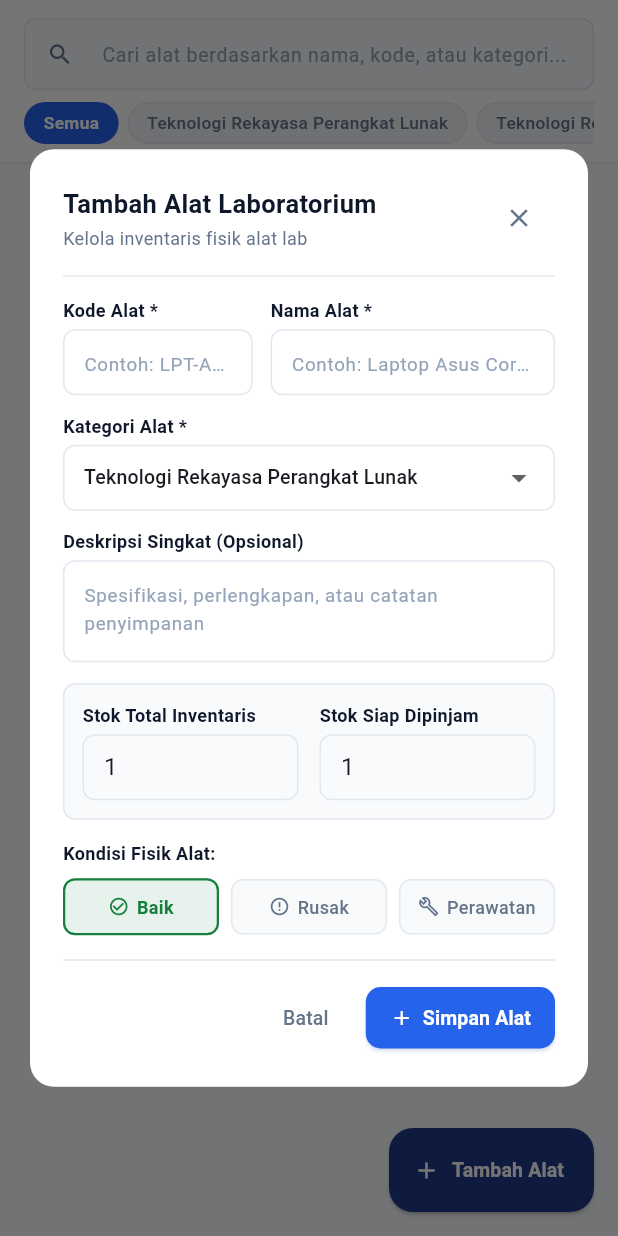
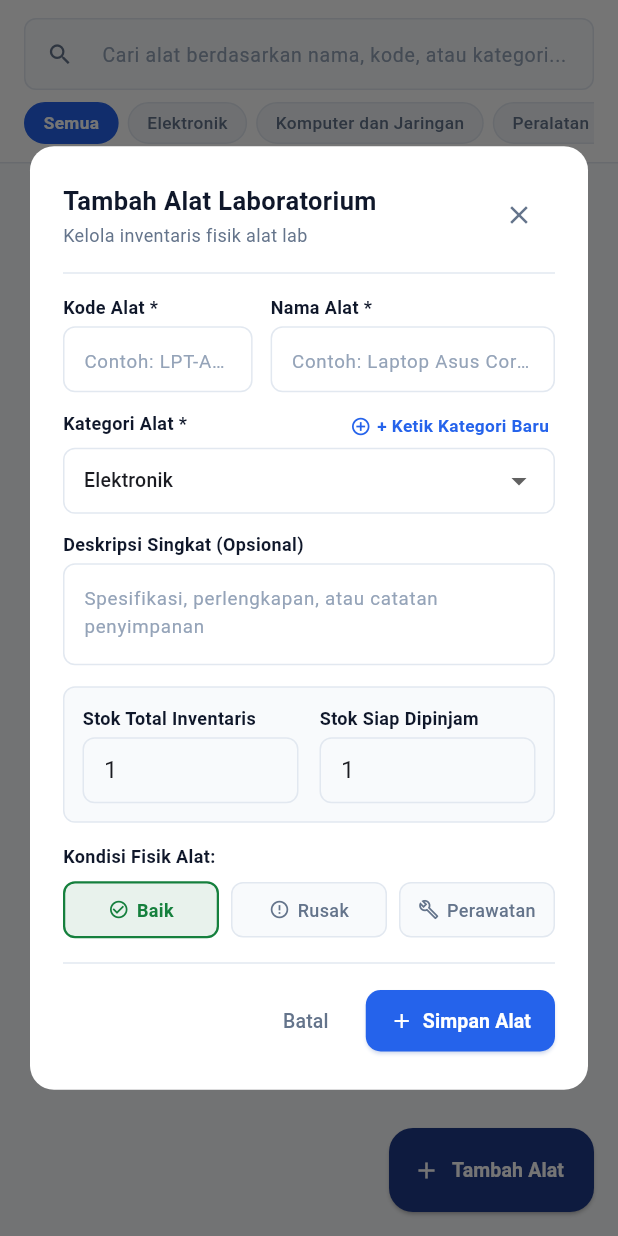
Before and after one commit to siskays12/SIPELA, a Flutter app: the AlatScreen screen opened directly, after a tap on "Semua", after a tap on "Tambah Alat Baru", on a phone screen of 412 x 824 dp. Run offline on Flutter 3.47's test engine with Material 3 defaults, Android fonts, the phone set to English and light mode, and no system bars; our stand-ins replace shared_preferences; accounts and stored records are empty; network calls fail.

Commit message:
feat: kategori alat baru dan fleksibel (bisa ketik baru), merge proses peminjaman, rename nav riwayat

```diff
--- a/lib/core/api_service.dart
+++ b/lib/core/api_service.dart
@@ -4,7 +4,7 @@ import 'package:http/http.dart' as http;
 import 'package:shared_preferences/shared_preferences.dart';
 
 const bool useMockData = false;
-const String baseUrl = 'http://10.10.12.206:8000';
+const String baseUrl = 'http://10.91.202.88:8000';
 
 class ApiService {
   // ─── Auth Storage ─────────────────────────────
@@ -67,6 +67,10 @@ class ApiService {
 
     final res = await http.post(
       Uri.parse('$baseUrl/login'),
+      headers: {
+        'Accept': 'application/json',
+        'ngrok-skip-browser-warning': 'true',
+      },
       body: {'username': username, 'password': password},
     );
     return _handleResponse(res);
@@ -282,14 +286,24 @@ class ApiService {
     final token = await getToken();
     return {
       'Content-Type': 'application/json',
+      'Accept': 'application/json',
+      'ngrok-skip-browser-warning': 'true',
       if (token != null) 'Authorization': 'Bearer $token',
     };
   }
 
   static Future<dynamic> _handleResponse(http.Response res) async {
-    final body = jsonDecode(utf8.decode(res.bodyBytes));
+    dynamic body;
+    try {
+      body = jsonDecode(utf8.decode(res.bodyBytes));
+    } catch (_) {
+      throw ApiException(
+        'Server mengembalikan HTML/Error (Status ${res.statusCode}). Pastikan port :8000 dan URL benar.',
+        res.statusCode,
+      );
+    }
     if (res.statusCode >= 200 && res.statusCode < 300) return body;
-    final msg = body['detail'] ?? 'Terjadi kesalahan';
+    final msg = body is Map ? (body['detail'] ?? 'Terjadi kesalahan') : 'Terjadi kesalahan';
     throw ApiException(msg.toString(), res.statusCode);
   }
 }
--- a/lib/screens/admin/alat_screen.dart
+++ b/lib/screens/admin/alat_screen.dart
@@ -18,18 +18,17 @@ class _AlatScreenState extends State<AlatScreen> {
   String _search = '';
   String _kategoriFilter = 'Semua';
 
-  final List<String> _kategoriList = [
-    'Semua',
-    'Teknologi Rekayasa Perangkat Lunak',
-    'Teknologi Rekayasa Pemeliharaan Alat Berat',
-    'Teknologi Rekayasa Logistik',
-    'Akuntansi Perpajakan',
-    'Bisnis Digital',
-    'Teknik Listrik',
-    'Teknik Elektronika',
-    'Teknik Mesin',
-    'Sarana Prasarana',
+  static const List<String> _defaultKategori = [
+    'Elektronik',
+    'Komputer dan Jaringan',
+    'Peralatan Praktikum',
+    'Audio Visual',
+    'Peralatan Presentasi',
+    'Peralatan Olahraga',
+    'Perlengkapan Kegiatan',
   ];
+
+  List<String> _kategoriList = List.from(_defaultKategori);
 
   @override
   void initState() {
@@ -43,6 +42,16 @@ class _AlatScreenState extends State<AlatScreen> {
       final data = await ApiService.get('/tools');
       final list = (data as List).map((e) => Tool.fromJson(e)).toList();
       _tools = list;
+
+      // Sinkronkan daftar kategori dengan database
+      final dynamicKategori = <String>{..._defaultKategori};
+      for (final t in list) {
+        if (t.kategori.trim().isNotEmpty && t.kategori != 'Umum') {
+          dynamicKategori.add(t.kategori.trim());
+        }
+      }
+      _kategoriList = dynamicKategori.toList();
+
       final q = _search.toLowerCase();
       final filteredList = _tools.where((t) {
         final matchesQuery = t.namaAlat.toLowerCase().contains(q) ||
@@ -78,9 +87,16 @@ class _AlatScreenState extends State<AlatScreen> {
     final formKey = GlobalKey<FormState>();
     final kode = TextEditingController(text: existing?.kodeAlat ?? '');
     final nama = TextEditingController(text: existing?.namaAlat ?? '');
-    String kategori = _kategoriList.contains(existing?.kategori) && existing?.kategori != 'Semua'
-        ? existing!.kategori
-        : 'Teknologi Rekayasa Perangkat Lunak';
+
+    final bool hasExistingKategori = existing != null && existing.kategori.trim().isNotEmpty;
+    bool isCustomKategori = hasExistingKategori && !_kategoriList.contains(existing.kategori.trim());
+    String selectedKategori = hasExistingKategori && _kategoriList.contains(existing.kategori.trim())
+        ? existing.kategori.trim()
+        : _kategoriList.first;
+    final customKategori = TextEditingController(
+      text: isCustomKategori ? existing?.kategori.trim() : '',
+    );
+
     final deskripsi = TextEditingController(text: existing?.deskripsi ?? '');
     final stokTotal = TextEditingController(text: existing?.stokTotal.toString() ?? '1');
     final stokTersedia = TextEditingController(text: existing?.stokTersedia.toString() ?? '1');
@@ -174,13 +190,62 @@ class _AlatScreenState extends State<AlatScreen> {
                             ),
                             const SizedBox(height: 12),
 
-                            _inputLabel('Kategori Alat *'),
-                            DropdownButtonFormField<String>(
-                              initialValue: kategori,
-                              decoration: _dialogInput(''),
-                              items: _kategoriList.where((k) => k != 'Semua').map((k) => DropdownMenuItem(value: k, child: Text(k, style: const TextStyle(fontSize: 13)))).toList(),
-                              onChanged: (v) => setS(() => kategori = v ?? 'Teknologi Rekayasa Perangkat Lunak'),
+                            Row(
+                              mainAxisAlignment: MainAxisAlignment.spaceBetween,
+                              children: [
+                                _inputLabel('Kategori Alat *'),
+                                InkWell(
+                                  onTap: () {
+                                    setS(() {
+                                      isCustomKategori = !isCustomKategori;
+                                      if (isCustomKategori && customKategori.text.isEmpty) {
+                                        customKategori.text = selectedKategori;
+                                      }
+                                    });
+                                  },
+                                  child: Padding(
+                                    padding: const EdgeInsets.symmetric(vertical: 2, horizontal: 4),
+                                    child: Row(
+                                      mainAxisSize: MainAxisSize.min,
+                                      children: [
+                                        Icon(
+                                          isCustomKategori ? Icons.format_list_bulleted : Icons.add_circle_outline,
+                                          size: 14,
+                                          color: kBrandAccent,
+                                        ),
+                                        const SizedBox(width: 4),
+                                        Text(
+                                          isCustomKategori ? 'Pilih dari Daftar' : '+ Ketik Kategori Baru',
+                                          style: const TextStyle(
+                                            fontSize: 11.5,
+                                            color: kBrandAccent,
+                                            fontWeight: FontWeight.w600,
+                                          ),
+                                        ),
+                                      ],
+                                    ),
+                                  ),
+                                ),
+                              ],
                             ),
+                            const SizedBox(height: 4),
+                            if (isCustomKategori)
+                              TextFormField(
+                                controller: customKategori,
+                                decoration: _dialogInput('Ketik nama kategori baru...'),
+                                validator: (v) => (v == null || v.trim().isEmpty) ? 'Nama kategori wajib diisi' : null,
+                              )
+                            else
+                              DropdownButtonFormField<String>(
+                                value: _kategoriList.contains(selectedKategori) ? selectedKategori : _kategoriList.first,
+                                decoration: _dialogInput('Pilih Kategori Alat'),
+                                isExpanded: true,
+                                items: _kategoriList.map((k) => DropdownMenuItem(
+                                  value: k,
+                                  child: Text(k, style: const TextStyle(fontSize: 13), overflow: TextOverflow.ellipsis),
+                                )).toList(),
+                                onChanged: (v) => setS(() => selectedKategori = v ?? _kategoriList.first),
+                              ),
                             const SizedBox(height: 12),
 
                             _inputLabel('Deskripsi Singkat (Opsional)'),
@@ -301,10 +366,14 @@ class _AlatScreenState extends State<AlatScreen> {
                           if (!formKey.currentState!.validate()) return;
                           setS(() => saving = true);
                           try {
+                            final finalKategori = isCustomKategori
+                                ? customKategori.text.trim()
+                                : selectedKategori;
+
                             final payload = {
                               'kode_alat': kode.text.trim(),
                               'nama_alat': nama.text.trim(),
-                              'kategori': kategori,
+                              'kategori': finalKategori,
                               'deskripsi': deskripsi.text.trim().isEmpty ? null : deskripsi.text.trim(),
                               'stok_total': int.tryParse(stokTotal.text) ?? 0,
                               'stok_tersedia': int.tryParse(stokTersedia.text) ?? 0,
@@ -445,7 +514,7 @@ class _AlatScreenState extends State<AlatScreen> {
                 SingleChildScrollView(
                   scrollDirection: Axis.horizontal,
                   child: Row(
-                    children: _kategoriList.map((k) {
+                    children: ['Semua', ..._kategoriList].map((k) {
                       final active = _kategoriFilter == k;
                       return Padding(
                         padding: const EdgeInsets.only(right: 6),
```
